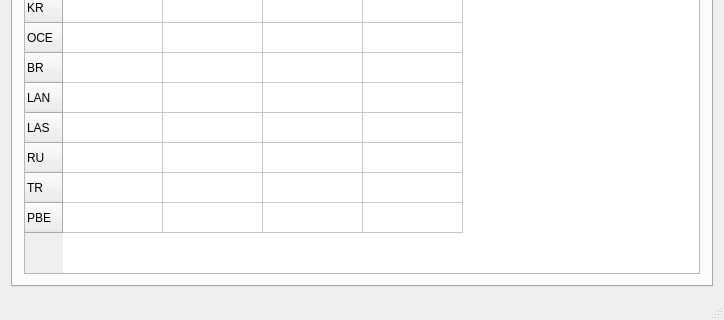
Old version of the form src/mainwindow.ui in the repository Aztorius/legendsreplay; both pictures show x 0 to 724 and y 213 to 533 of the 724 by 533 pixel window.
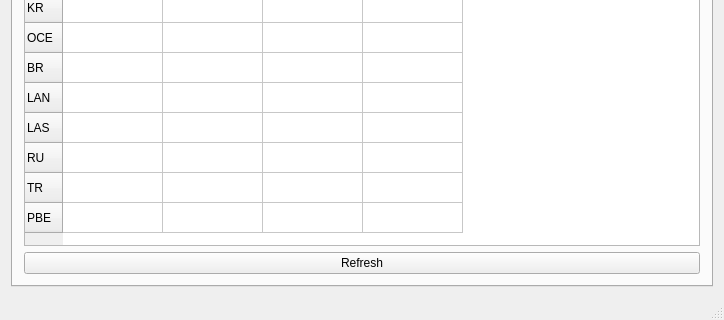
New version of the form. The open tabs and pages were chosen to show the change.

Commit message: Added refresh button in servers status tab

```diff
--- a/src/mainwindow.ui
+++ b/src/mainwindow.ui
@@ -702,6 +702,13 @@
           </column>
          </widget>
         </item>
+        <item row="1" column="0">
+         <widget class="QPushButton" name="pushButton_statusRefresh">
+          <property name="text">
+           <string>Refresh</string>
+          </property>
+         </widget>
+        </item>
        </layout>
       </widget>
       <widget class="QWidget" name="tab_7">
```
The commit also changes 2 other files.
